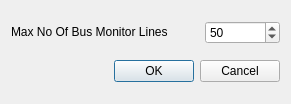
Before: the Qt Designer form forms/settings.ui in ExplorerOL/QModbusExplorer, drawn with Qt 5.
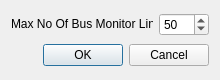
After: the same form once the commit is applied. Icons and pictures are not drawn.

Diff of the .ui file:
```diff
--- a/forms/settings.ui
+++ b/forms/settings.ui
@@ -6,8 +6,8 @@
    <rect>
     <x>0</x>
     <y>0</y>
-    <width>291</width>
-    <height>104</height>
+    <width>220</width>
+    <height>80</height>
    </rect>
   </property>
   <property name="sizePolicy">
@@ -18,14 +18,14 @@
   </property>
   <property name="minimumSize">
    <size>
-    <width>291</width>
-    <height>104</height>
+    <width>220</width>
+    <height>80</height>
    </size>
   </property>
   <property name="maximumSize">
    <size>
-    <width>291</width>
-    <height>104</height>
+    <width>290</width>
+    <height>100</height>
    </size>
   </property>
   <property name="windowTitle">
```
